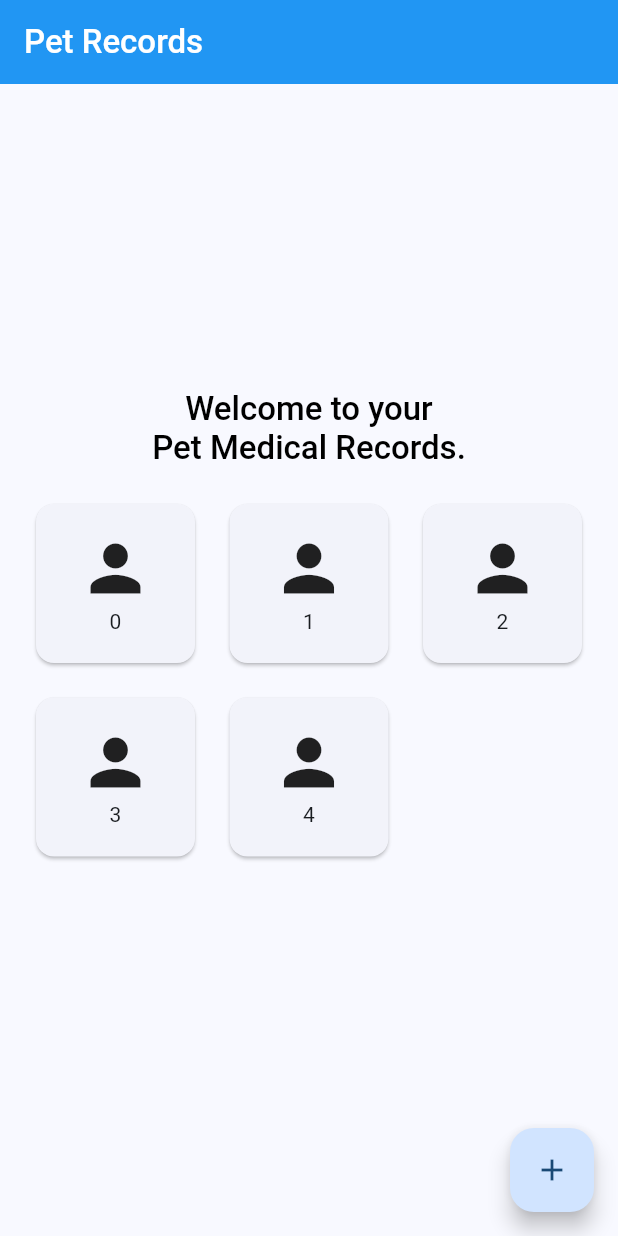
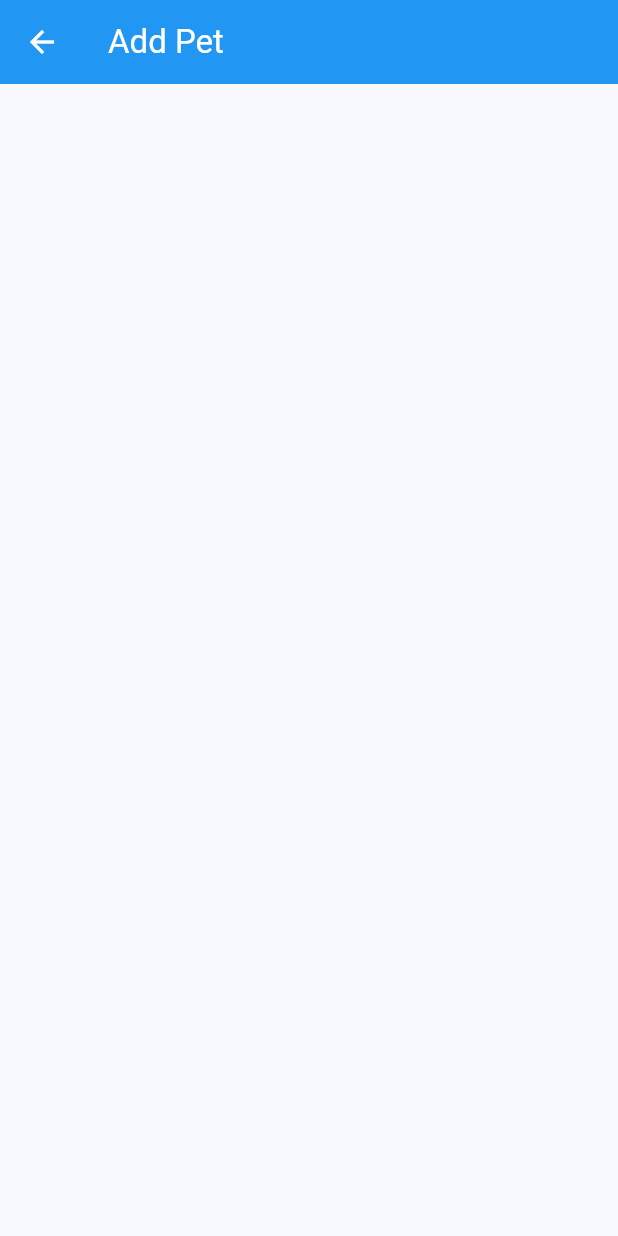
Before and after one commit to wenyngcar/mobile-pet-medical-records, a Flutter app: the screen it shows after launch, after a tap on the "add" icon, on a phone screen of 412 x 824 dp. Run offline on Flutter 3.47's test engine with Material 3 defaults, Android fonts, the phone set to English and light mode, and no system bars.

Commit message:
chore: file structuring

```diff
--- a/lib/main.dart
+++ b/lib/main.dart
@@ -1,4 +1,5 @@
 import 'package:flutter/material.dart';
+import './screens/home.dart';
 
 void main() {
   runApp(const MyApp());
@@ -18,128 +19,3 @@ class MyApp extends StatelessWidget {
     );
   }
 }
-
-class MyHomePage extends StatefulWidget {
-  const MyHomePage({super.key, required this.title});
-
-  final String title;
-
-  @override
-  State<MyHomePage> createState() => _MyHomePageState();
-}
-
-class _MyHomePageState extends State<MyHomePage> {
-  int counter = 0;
-
-  void _incrementCounter() {
-    setState(() {
-      counter++;
-    });
-  }
-
-  @override
-  Widget build(BuildContext context) {
-    return Scaffold(
-      appBar: AppBar(
-        backgroundColor: Colors.blue,
-        title: Text(
-          widget.title,
-          style: TextStyle(fontWeight: FontWeight.w500, color: Colors.white),
-        ),
-      ),
-      body: Column(
-        children: [
-          Expanded(
-            child: Column(
-              mainAxisAlignment: MainAxisAlignment.end,
-              children: [
-                DefaultTextStyle(
-                  style: TextStyle(
-                    fontSize: 22,
-                    fontWeight: FontWeight.w500,
-                    color: Colors.black,
-                  ),
-                  child: Column(
-                    children: [
-                      Text("Welcome to your"),
-                      Text("Pet Medical Records."),
-                    ],
-                  ),
-                ),
-              ],
-            ),
-          ),
-          Expanded(
-            flex: 2,
-            child: GridView.count(
-              padding: EdgeInsets.all(20),
-              crossAxisCount: 3,
-              mainAxisSpacing: 15,
-              crossAxisSpacing: 15,
-              children: [
-                for (int i = 0; i < 5; i++) BoxCard(number: i.toString()),
-              ],
-            ),
-          ),
-        ],
-      ),
-      floatingActionButton: FloatingActionButton(
-        onPressed: _incrementCounter,
-        tooltip: 'Increment',
-        child: const Icon(Icons.add),
-      ),
-    );
-  }
-}
-
-class BoxCard extends StatefulWidget {
-  const BoxCard({super.key, required this.number});
-
-  final String number;
-
-  @override
-  State<BoxCard> createState() => _BoxCardState();
-}
-
-class _BoxCardState extends State<BoxCard> {
-  @override
-  Widget build(BuildContext context) {
-    return GestureDetector(
-      onTap: () {
-        print("Button is pressed.");
-        Navigator.push(
-          context,
-          MaterialPageRoute<void>(
-            builder: (context) => PetProfile(temporaryIndex: widget.number),
-          ),
-        );
-      },
-      child: Card(
-        child: Column(
-          mainAxisAlignment: MainAxisAlignment.center,
-          children: [Icon(Icons.person, size: 50), Text(widget.number)],
-        ),
-      ),
-    );
-  }
-}
-
-class PetProfile extends StatelessWidget {
-  const PetProfile({super.key, required this.temporaryIndex});
-
-  final String temporaryIndex;
-
-  @override
-  Widget build(BuildContext context) {
-    return Scaffold(
-      appBar: AppBar(
-        iconTheme: IconThemeData(color: Colors.white),
-        backgroundColor: Colors.blue,
-        title: Text(
-          "Profile $temporaryIndex",
-          style: TextStyle(color: Colors.white),
-        ),
-      ),
-    );
-  }
-}
--- /dev/null
+++ b/lib/screens/add_pet.dart
@@ -0,0 +1,16 @@
+import 'package:flutter/material.dart';
+
+class AddPet extends StatelessWidget {
+  const AddPet({super.key});
+
+  @override
+  Widget build(BuildContext context) {
+    return Scaffold(
+      appBar: AppBar(
+        iconTheme: IconThemeData(color: Colors.white),
+        backgroundColor: Colors.blue,
+        title: Text("Add Pet", style: TextStyle(color: Colors.white)),
+      ),
+    );
+  }
+}
--- /dev/null
+++ b/lib/screens/home.dart
@@ -0,0 +1,110 @@
+import 'package:flutter/material.dart';
+import '../screens/pet_profile.dart';
+import '../screens/add_pet.dart';
+
+class MyHomePage extends StatefulWidget {
+  const MyHomePage({super.key, required this.title});
+
+  final String title;
+
+  @override
+  State<MyHomePage> createState() => _MyHomePageState();
+}
+
+class _MyHomePageState extends State<MyHomePage> {
+  @override
+  Widget build(BuildContext context) {
+    return Scaffold(
+      appBar: AppBar(
+        backgroundColor: Colors.blue,
+        title: Text(
+          widget.title,
+          style: TextStyle(fontWeight: FontWeight.w500, color: Colors.white),
+        ),
+      ),
+      body: Column(
+        children: [
+          Expanded(
+            child: Column(
+              mainAxisAlignment: MainAxisAlignment.end,
+              children: [
+                DefaultTextStyle(
+                  style: TextStyle(
+                    fontSize: 22,
+                    fontWeight: FontWeight.w500,
+                    color: Colors.black,
+                  ),
+                  child: Column(
+                    children: [
+                      Text("Welcome to your"),
+                      Text("Pet Medical Records."),
+                    ],
+                  ),
+                ),
+              ],
+            ),
+          ),
+          Expanded(
+            flex: 2,
+            child: GridView.count(
+              padding: EdgeInsets.all(20),
+              crossAxisCount: 3,
+              mainAxisSpacing: 15,
+              crossAxisSpacing: 15,
+              children: [
+                InkWell(
+                  onTap: () {
+                    print("Button is pressed.");
+                    Navigator.push(
+                      context,
+                      MaterialPageRoute<void>(builder: (context) => AddPet()),
+                    );
+                  },
+                  child: Card(
+                    child: Column(
+                      mainAxisAlignment: MainAxisAlignment.center,
+                      children: [Icon(Icons.add, size: 50)],
+                    ),
+                  ),
+                ),
+                for (int i = 0; i < 5; i++) BoxCard(number: i.toString()),
+              ],
+            ),
+          ),
+        ],
+      ),
+    );
+  }
+}
+
+class BoxCard extends StatefulWidget {
+  const BoxCard({super.key, required this.number});
+
+  final String number;
+
+  @override
+  State<BoxCard> createState() => _BoxCardState();
+}
+
+class _BoxCardState extends State<BoxCard> {
+  @override
+  Widget build(BuildContext context) {
+    return InkWell(
+      onTap: () {
+        print("Button is pressed.");
+        Navigator.push(
+          context,
+          MaterialPageRoute<void>(
+            builder: (context) => PetProfile(temporaryIndex: widget.number),
+          ),
+        );
+      },
+      child: Card(
+        child: Column(
+          mainAxisAlignment: MainAxisAlignment.center,
+          children: [Icon(Icons.person, size: 50), Text(widget.number)],
+        ),
+      ),
+    );
+  }
+}
```
Also changed, not shown: lib/screens/pet_profile.dart (added, +21 -0 lines).
